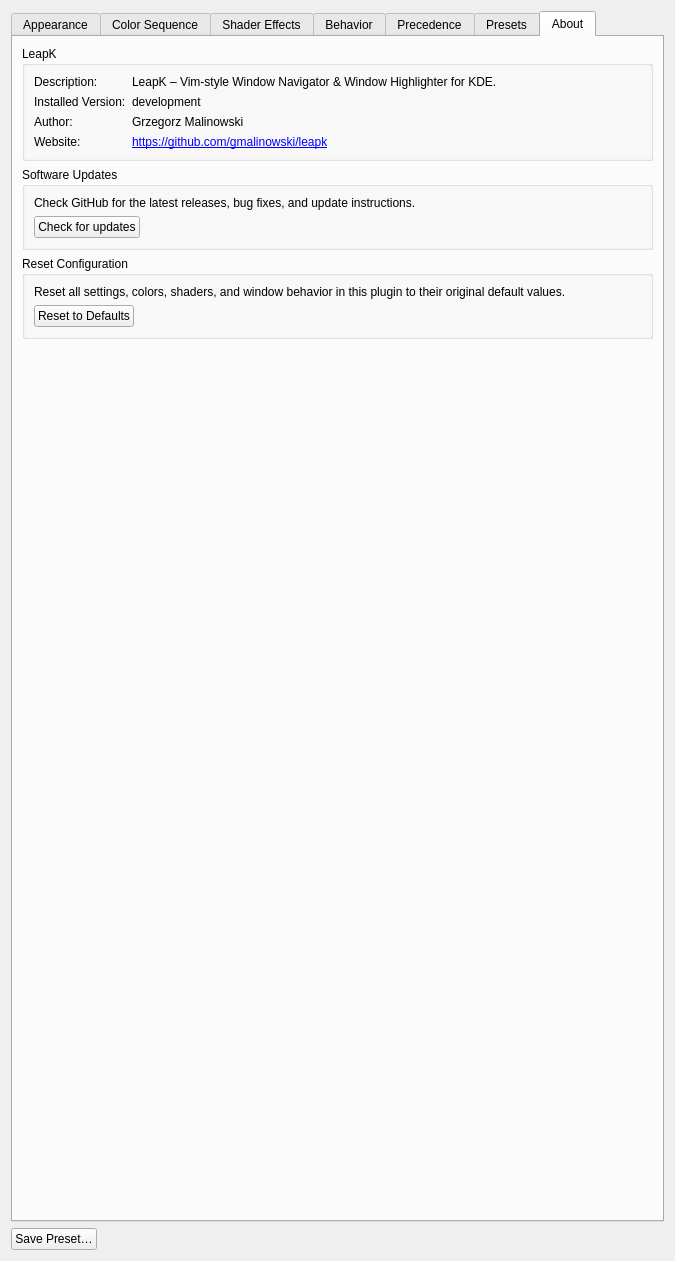
Old version of the form activewindowoutline_config.ui in the repository gmalinowski/LeapK.
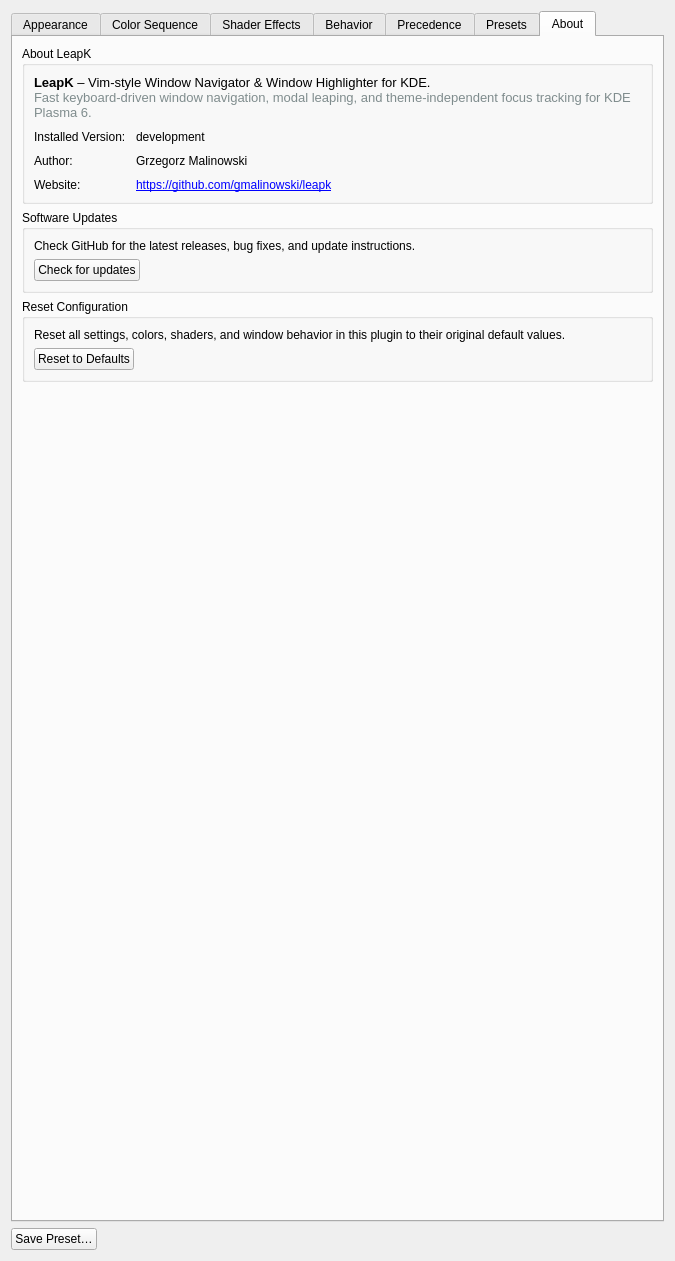
New version of the form. The open tabs and pages were chosen to show the change. Icons and pictures are not drawn. Custom widgets are drawn as their Qt base class.

Commit message: fix(ui): expand About description layout and add 9 comprehensive presets

The edit to the form file:
```diff
--- a/activewindowoutline_config.ui
+++ b/activewindowoutline_config.ui
@@ -2376,34 +2376,41 @@
        <item>
         <widget class="QGroupBox" name="groupAboutInfo">
          <property name="title">
-          <string>LeapK</string>
+          <string>About LeapK</string>
          </property>
-         <layout class="QFormLayout" name="formLayoutAboutInfo">
-          <item row="0" column="0">
-           <widget class="QLabel" name="label_aboutDesc">
-            <property name="text">
-             <string>Description:</string>
-            </property>
-           </widget>
-          </item>
-          <item row="0" column="1">
+         <layout class="QVBoxLayout" name="verticalLayoutAboutInfo">
+          <property name="spacing">
+           <number>10</number>
+          </property>
+          <item>
            <widget class="QLabel" name="label_aboutDescVal">
+            <property name="sizePolicy">
+             <sizepolicy hsizetype="Expanding" vsizetype="Preferred">
+              <horstretch>0</horstretch>
+              <verstretch>0</verstretch>
+             </sizepolicy>
+            </property>
             <property name="text">
-             <string>LeapK – Vim-style Window Navigator &amp; Window Highlighter for KDE.</string>
+             <string>&lt;p style=&quot;font-size: 13px; margin: 0;&quot;&gt;&lt;b&gt;LeapK&lt;/b&gt; – Vim-style Window Navigator &amp;amp; Window Highlighter for KDE.&lt;br&gt;&lt;span style=&quot;color: #7f8c8d;&quot;&gt;Fast keyboard-driven window navigation, modal leaping, and theme-independent focus tracking for KDE Plasma 6.&lt;/span&gt;&lt;/p&gt;</string>
             </property>
             <property name="wordWrap">
              <bool>true</bool>
             </property>
+            <property name="textFormat">
+             <enum>Qt::RichText</enum>
+            </property>
            </widget>
           </item>
-          <item row="1" column="0">
+          <item>
+           <layout class="QFormLayout" name="formLayoutAboutInfo">
+            <item row="0" column="0">
            <widget class="QLabel" name="label_version">
             <property name="text">
              <string>Installed Version:</string>
             </property>
            </widget>
           </item>
-          <item row="1" column="1">
+            <item row="0" column="1">
            <widget class="QLabel" name="label_versionValue">
             <property name="text">
              <string>development</string>
@@ -2413,14 +2420,14 @@
             </property>
            </widget>
           </item>
-          <item row="2" column="0">
+            <item row="1" column="0">
            <widget class="QLabel" name="label_author">
             <property name="text">
              <string>Author:</string>
             </property>
            </widget>
           </item>
-          <item row="2" column="1">
+            <item row="1" column="1">
            <widget class="QLabel" name="label_authorVal">
             <property name="text">
              <string>Grzegorz Malinowski</string>
@@ -2430,14 +2437,14 @@
             </property>
            </widget>
           </item>
-          <item row="3" column="0">
+            <item row="2" column="0">
            <widget class="QLabel" name="label_website">
             <property name="text">
              <string>Website:</string>
             </property>
            </widget>
           </item>
-          <item row="3" column="1">
+            <item row="2" column="1">
            <widget class="QLabel" name="label_websiteVal">
             <property name="text">
              <string>&lt;a href=&quot;https://github.com/gmalinowski/leapk&quot;&gt;https://github.com/gmalinowski/leapk&lt;/a&gt;</string>
@@ -2446,6 +2453,8 @@
              <bool>true</bool>
             </property>
            </widget>
+            </item>
+           </layout>
           </item>
          </layout>
         </widget>
```
Lines whose indentation alone changed are shown as unchanged. The commit also changes 2 other files.
